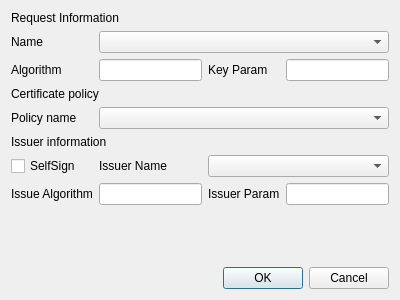
Above: CAMan/make_cert_dlg.ui from jykim74/CertMan before the change. Below: the same form after it.
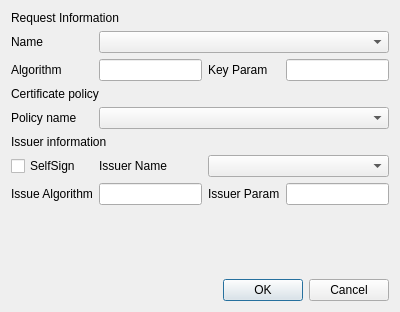
That is the form after the change.

The edit to the form file:
```diff
--- a/CAMan/make_cert_dlg.ui
+++ b/CAMan/make_cert_dlg.ui
@@ -7,7 +7,7 @@
     <x>0</x>
     <y>0</y>
     <width>400</width>
-    <height>300</height>
+    <height>312</height>
    </rect>
   </property>
   <property name="windowTitle">
```
Left out of the diff: 18 changed lines with no effect on the pictures.
